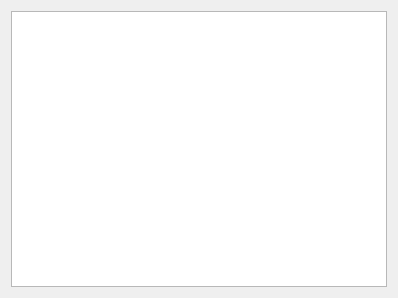
Before: the Qt Designer form eiskaltdcpp/ui/UISpy.ui in eiskaltdcpp/eiskaltdcpp, drawn with Qt 5.
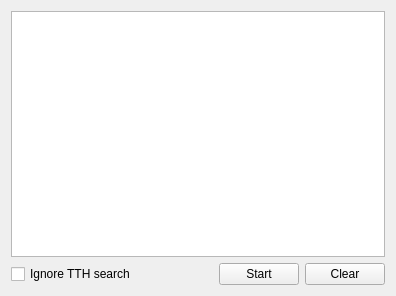
After: the same form once the commit is applied.

Commit message: Search spy module

Diff of the .ui file:
```diff
--- a/eiskaltdcpp/ui/UISpy.ui
+++ b/eiskaltdcpp/ui/UISpy.ui
@@ -6,16 +6,60 @@
    <rect>
     <x>0</x>
     <y>0</y>
-    <width>398</width>
-    <height>298</height>
+    <width>396</width>
+    <height>296</height>
    </rect>
   </property>
   <property name="windowTitle">
    <string>Form</string>
   </property>
   <layout class="QGridLayout" name="gridLayout">
-   <item row="0" column="0">
-    <widget class="QTreeView" name="treeView"/>
+   <item row="0" column="0" colspan="4">
+    <widget class="QTreeView" name="treeView">
+     <property name="editTriggers">
+      <set>QAbstractItemView::NoEditTriggers</set>
+     </property>
+     <property name="showDropIndicator" stdset="0">
+      <bool>false</bool>
+     </property>
+     <property name="sortingEnabled">
+      <bool>true</bool>
+     </property>
+    </widget>
+   </item>
+   <item row="1" column="2">
+    <widget class="QPushButton" name="pushButton">
+     <property name="text">
+      <string>Start</string>
+     </property>
+    </widget>
+   </item>
+   <item row="1" column="0">
+    <widget class="QCheckBox" name="checkBox">
+     <property name="text">
+      <string>Ignore TTH search</string>
+     </property>
+    </widget>
+   </item>
+   <item row="1" column="1">
+    <spacer name="horizontalSpacer">
+     <property name="orientation">
+      <enum>Qt::Horizontal</enum>
+     </property>
+     <property name="sizeHint" stdset="0">
+      <size>
+       <width>40</width>
+       <height>20</height>
+      </size>
+     </property>
+    </spacer>
+   </item>
+   <item row="1" column="3">
+    <widget class="QPushButton" name="pushButton_CLEAR">
+     <property name="text">
+      <string>Clear</string>
+     </property>
+    </widget>
    </item>
   </layout>
  </widget>
```
The commit also changes 12 other files.
